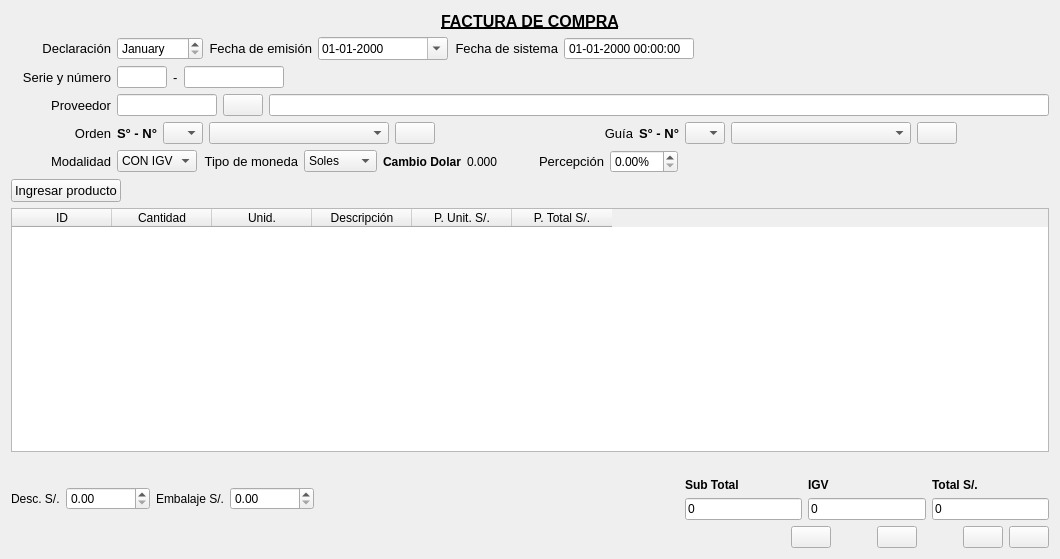
Qt form Compra/comprafactura.ui (radtek/manager) before a commit.
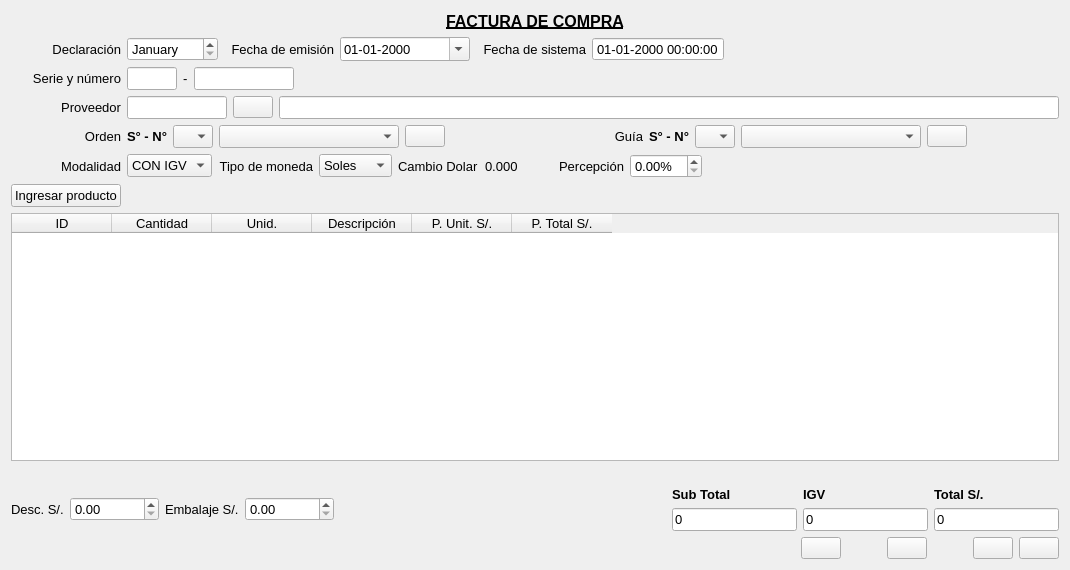
The same form after that commit. Icons and pictures are not drawn.

```diff
--- a/Compra/comprafactura.ui
+++ b/Compra/comprafactura.ui
@@ -6,8 +6,8 @@
    <rect>
     <x>0</x>
     <y>0</y>
-    <width>1040</width>
-    <height>559</height>
+    <width>1050</width>
+    <height>570</height>
    </rect>
   </property>
   <property name="cursor">
@@ -71,10 +71,16 @@
       <widget class="QLabel" name="label">
        <property name="minimumSize">
         <size>
-         <width>100</width>
+         <width>110</width>
          <height>0</height>
         </size>
        </property>
+       <property name="maximumSize">
+        <size>
+         <width>110</width>
+         <height>16777215</height>
+        </size>
+       </property>
        <property name="font">
         <font>
          <pointsize>10</pointsize>
@@ -90,6 +96,11 @@
      </item>
      <item>
       <widget class="QDateEdit" name="dateEdit_declaracion">
+       <property name="font">
+        <font>
+         <pointsize>10</pointsize>
+        </font>
+       </property>
        <property name="displayFormat">
         <string>MMMM</string>
        </property>
@@ -99,10 +110,16 @@
       <widget class="QLabel" name="label_fecha_emision">
        <property name="minimumSize">
         <size>
-         <width>100</width>
+         <width>110</width>
          <height>0</height>
         </size>
        </property>
+       <property name="maximumSize">
+        <size>
+         <width>110</width>
+         <height>16777215</height>
+        </size>
+       </property>
        <property name="font">
         <font>
          <pointsize>10</pointsize>
@@ -130,6 +147,11 @@
          <height>0</height>
         </size>
        </property>
+       <property name="font">
+        <font>
+         <pointsize>10</pointsize>
+        </font>
+       </property>
        <property name="displayFormat">
         <string>dd-MM-yyyy</string>
        </property>
@@ -142,10 +164,16 @@
       <widget class="QLabel" name="label_fecha_sistema">
        <property name="minimumSize">
         <size>
-         <width>100</width>
+         <width>110</width>
          <height>0</height>
         </size>
        </property>
+       <property name="maximumSize">
+        <size>
+         <width>110</width>
+         <height>16777215</height>
+        </size>
+       </property>
        <property name="font">
         <font>
          <pointsize>10</pointsize>
@@ -173,6 +201,11 @@
          <height>0</height>
         </size>
        </property>
+       <property name="font">
+        <font>
+         <pointsize>10</pointsize>
+        </font>
+       </property>
        <property name="readOnly">
         <bool>true</bool>
        </property>
@@ -208,10 +241,16 @@
       <widget class="QLabel" name="label_serie_numero">
        <property name="minimumSize">
         <size>
-         <width>100</width>
+         <width>110</width>
          <height>0</height>
         </size>
        </property>
+       <property name="maximumSize">
+        <size>
+         <width>110</width>
+         <height>16777215</height>
+        </size>
+       </property>
        <property name="font">
         <font>
          <pointsize>10</pointsize>
@@ -239,6 +278,11 @@
          <height>16777215</height>
         </size>
        </property>
+       <property name="font">
+        <font>
+         <pointsize>10</pointsize>
+        </font>
+       </property>
        <property name="inputMask">
         <string/>
        </property>
@@ -270,6 +314,11 @@
          <height>16777215</height>
         </size>
        </property>
+       <property name="font">
+        <font>
+         <pointsize>10</pointsize>
+        </font>
+       </property>
        <property name="inputMask">
         <string/>
        </property>
@@ -296,10 +345,16 @@
       <widget class="QLabel" name="label_pro">
        <property name="minimumSize">
         <size>
-         <width>100</width>
+         <width>110</width>
          <height>0</height>
         </size>
        </property>
+       <property name="maximumSize">
+        <size>
+         <width>110</width>
+         <height>16777215</height>
+        </size>
+       </property>
        <property name="font">
         <font>
          <pointsize>10</pointsize>
@@ -330,6 +385,11 @@
          <height>16777215</height>
         </size>
        </property>
+       <property name="font">
+        <font>
+         <pointsize>10</pointsize>
+        </font>
+       </property>
        <property name="readOnly">
         <bool>false</bool>
        </property>
@@ -350,7 +410,13 @@
       </widget>
      </item>
      <item>
-      <widget class="QLineEdit" name="lineEdit_nombre"/>
+      <widget class="QLineEdit" name="lineEdit_nombre">
+       <property name="font">
+        <font>
+         <pointsize>10</pointsize>
+        </font>
+       </property>
+      </widget>
      </item>
     </layout>
    </item>
@@ -360,10 +426,16 @@
       <widget class="QLabel" name="label_title_orden">
        <property name="minimumSize">
         <size>
-         <width>100</width>
+         <width>110</width>
          <height>0</height>
         </size>
        </property>
+       <property name="maximumSize">
+        <size>
+         <width>110</width>
+         <height>16777215</height>
+        </size>
+       </property>
        <property name="font">
         <font>
          <pointsize>10</pointsize>
@@ -399,6 +471,11 @@
          <height>16777215</height>
         </size>
        </property>
+       <property name="font">
+        <font>
+         <pointsize>10</pointsize>
+        </font>
+       </property>
       </widget>
      </item>
      <item>
@@ -409,6 +486,11 @@
          <height>0</height>
         </size>
        </property>
+       <property name="font">
+        <font>
+         <pointsize>10</pointsize>
+        </font>
+       </property>
       </widget>
      </item>
      <item>
@@ -493,6 +575,11 @@
          <height>16777215</height>
         </size>
        </property>
+       <property name="font">
+        <font>
+         <pointsize>10</pointsize>
+        </font>
+       </property>
       </widget>
      </item>
      <item>
@@ -503,6 +590,11 @@
          <height>0</height>
         </size>
        </property>
+       <property name="font">
+        <font>
+         <pointsize>10</pointsize>
+        </font>
+       </property>
       </widget>
      </item>
      <item>
@@ -565,10 +657,16 @@
       <widget class="QLabel" name="label_modalidad">
        <property name="minimumSize">
         <size>
-         <width>100</width>
+         <width>110</width>
          <height>0</height>
         </size>
        </property>
+       <property name="maximumSize">
+        <size>
+         <width>110</width>
+         <height>16777215</height>
+        </size>
+       </property>
        <property name="font">
         <font>
          <pointsize>10</pointsize>
@@ -584,6 +682,11 @@
      </item>
      <item>
       <widget class="QComboBox" name="comboBox_modalidad">
+       <property name="font">
+        <font>
+         <pointsize>10</pointsize>
+        </font>
+       </property>
        <item>
         <property name="text">
          <string>CON IGV</string>
@@ -619,6 +722,11 @@
      </item>
      <item>
       <widget class="QComboBox" name="comboBox_moneda">
+       <property name="font">
+        <font>
+         <pointsize>10</pointsize>
+        </font>
+       </property>
        <item>
         <property name="text">
          <string>Soles</string>
@@ -635,8 +743,9 @@
       <widget class="QLabel" name="label_cambio_dolar">
        <property name="font">
         <font>
-         <weight>75</weight>
-         <bold>true</bold>
+         <pointsize>10</pointsize>
+         <weight>50</weight>
+         <bold>false</bold>
         </font>
        </property>
        <property name="styleSheet">
@@ -649,6 +758,11 @@
      </item>
      <item>
       <widget class="QLabel" name="label_cambio_dolar_value">
+       <property name="font">
+        <font>
+         <pointsize>10</pointsize>
+        </font>
+       </property>
        <property name="text">
         <string>0.000</string>
        </property>
@@ -677,6 +791,11 @@
      </item>
      <item>
       <widget class="QDoubleSpinBox" name="doubleSpinBox_percepcion">
+       <property name="font">
+        <font>
+         <pointsize>10</pointsize>
+        </font>
+       </property>
        <property name="suffix">
         <string>%</string>
        </property>
@@ -783,6 +902,11 @@
    </item>
    <item>
     <widget class="QTableWidget" name="tableWidget">
+     <property name="font">
+      <font>
+       <pointsize>10</pointsize>
+      </font>
+     </property>
      <property name="alternatingRowColors">
       <bool>true</bool>
      </property>
@@ -845,6 +969,11 @@
     <layout class="QHBoxLayout" name="horizontalLayout_10">
      <item>
       <widget class="QLabel" name="label_descuento">
+       <property name="font">
+        <font>
+         <pointsize>10</pointsize>
+        </font>
+       </property>
        <property name="text">
         <string>Desc. S/.</string>
        </property>
@@ -852,6 +981,11 @@
      </item>
      <item>
       <widget class="QDoubleSpinBox" name="doubleSpinBox_descuento">
+       <property name="font">
+        <font>
+         <pointsize>10</pointsize>
+        </font>
+       </property>
        <property name="maximum">
         <double>10000000.000000000000000</double>
        </property>
@@ -859,6 +993,11 @@
      </item>
      <item>
       <widget class="QLabel" name="label_embalaje">
+       <property name="font">
+        <font>
+         <pointsize>10</pointsize>
+        </font>
+       </property>
        <property name="text">
         <string>Embalaje S/.</string>
        </property>
@@ -866,6 +1005,11 @@
      </item>
      <item>
       <widget class="QDoubleSpinBox" name="doubleSpinBox_embalaje">
+       <property name="font">
+        <font>
+         <pointsize>10</pointsize>
+        </font>
+       </property>
        <property name="maximum">
         <double>10000000.000000000000000</double>
        </property>
@@ -888,6 +1032,11 @@
       <layout class="QGridLayout" name="gridLayout">
        <item row="1" column="2">
         <widget class="QLineEdit" name="lineEdit_total">
+         <property name="font">
+          <font>
+           <pointsize>10</pointsize>
+          </font>
+         </property>
          <property name="text">
           <string>0</string>
          </property>
@@ -900,6 +1049,7 @@
         <widget class="QLabel" name="label_subtotal">
          <property name="font">
           <font>
+           <pointsize>10</pointsize>
            <weight>75</weight>
            <bold>true</bold>
           </font>
@@ -913,6 +1063,7 @@
         <widget class="QLabel" name="label_total">
          <property name="font">
           <font>
+           <pointsize>10</pointsize>
            <weight>75</weight>
            <bold>true</bold>
           </font>
@@ -924,6 +1075,11 @@
        </item>
        <item row="1" column="0">
         <widget class="QLineEdit" name="lineEdit_subtotal">
+         <property name="font">
+          <font>
+           <pointsize>10</pointsize>
+          </font>
+         </property>
          <property name="text">
           <string>0</string>
          </property>
@@ -936,6 +1092,7 @@
         <widget class="QLabel" name="label_igv">
          <property name="font">
           <font>
+           <pointsize>10</pointsize>
            <weight>75</weight>
            <bold>true</bold>
           </font>
@@ -947,6 +1104,11 @@
        </item>
        <item row="1" column="1">
         <widget class="QLineEdit" name="lineEdit_igv">
+         <property name="font">
+          <font>
+           <pointsize>10</pointsize>
+          </font>
+         </property>
          <property name="text">
           <string>0</string>
          </property>
```
Left out of the diff: 1 changed line with no effect on the pictures.
